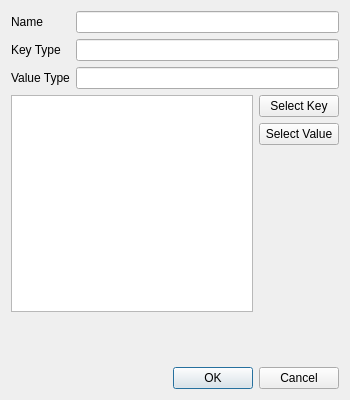
telefonicaid/fiware-cosmos-platform, file libs/delilah/gui/forms/CreateKVQueueDlg.ui: the form before one commit.
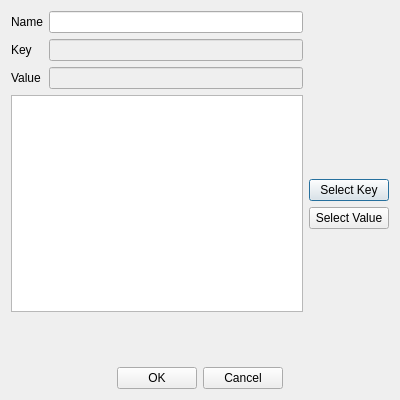
The form after the commit.

Commit message: Anna's commit. Unified dialogs.

What changed in the file:
```diff
--- a/libs/delilah/gui/forms/CreateKVQueueDlg.ui
+++ b/libs/delilah/gui/forms/CreateKVQueueDlg.ui
@@ -6,63 +6,18 @@
    <rect>
     <x>0</x>
     <y>0</y>
-    <width>350</width>
+    <width>400</width>
     <height>400</height>
    </rect>
   </property>
   <property name="windowTitle">
    <string>Create Queue</string>
   </property>
-  <layout class="QVBoxLayout" name="verticalLayout_2" stretch="0,1,0,0">
+  <layout class="QVBoxLayout" name="verticalLayout_2" stretch="1,0,0">
    <item>
-    <layout class="QGridLayout" name="gridLayout">
-     <item row="0" column="0">
-      <widget class="QLabel" name="nameLabel">
-       <property name="text">
-        <string>Name</string>
-       </property>
-      </widget>
-     </item>
-     <item row="0" column="1">
-      <widget class="QLineEdit" name="nameLineEdit"/>
-     </item>
-     <item row="1" column="0">
-      <widget class="QLabel" name="keyLabel">
-       <property name="text">
-        <string>Key Type</string>
-       </property>
-      </widget>
-     </item>
+    <layout class="QGridLayout" name="settingsGridLayout" rowstretch="0,0,0" columnstretch="0,0,0">
      <item row="2" column="0">
-      <widget class="QLabel" name="valueLabel">
-       <property name="text">
-        <string>Value Type</string>
-       </property>
-      </widget>
-     </item>
-     <item row="1" column="1">
-      <widget class="QLineEdit" name="keyLineEdit">
-       <property name="readOnly">
-        <bool>true</bool>
-       </property>
-      </widget>
-     </item>
-     <item row="2" column="1">
-      <widget class="QLineEdit" name="valueLineEdit">
-       <property name="readOnly">
-        <bool>true</bool>
-       </property>
-      </widget>
-     </item>
-    </layout>
-   </item>
-   <item>
-    <layout class="QHBoxLayout" name="treeWidgetHorizontalLayout" stretch="0,0">
-     <item>
       <widget class="QTreeWidget" name="dataTypeTreeWidget">
-       <property name="columnCount">
-        <number>1</number>
-       </property>
        <attribute name="headerVisible">
         <bool>false</bool>
        </attribute>
@@ -76,8 +31,21 @@
        </column>
       </widget>
      </item>
-     <item>
+     <item row="2" column="1">
       <layout class="QVBoxLayout" name="selectionButtonsVerticalLayout">
+       <item>
+        <spacer name="selectionButtonsUpperVerticalSpacer">
+         <property name="orientation">
+          <enum>Qt::Vertical</enum>
+         </property>
+         <property name="sizeHint" stdset="0">
+          <size>
+           <width>20</width>
+           <height>40</height>
+          </size>
+         </property>
+        </spacer>
+       </item>
        <item>
         <widget class="QPushButton" name="selectKeyButton">
          <property name="text">
@@ -107,6 +75,75 @@
        </item>
       </layout>
      </item>
+     <item row="0" column="0">
+      <layout class="QGridLayout" name="lineEditsGridLayout">
+       <item row="0" column="1">
+        <widget class="QLineEdit" name="nameLineEdit"/>
+       </item>
+       <item row="0" column="0">
+        <widget class="QLabel" name="nameLabel">
+         <property name="text">
+          <string>Name</string>
+         </property>
+        </widget>
+       </item>
+       <item row="1" column="0">
+        <widget class="QLabel" name="keyLabel">
+         <property name="text">
+          <string>Key</string>
+         </property>
+        </widget>
+       </item>
+       <item row="1" column="1">
+        <widget class="QLineEdit" name="keyLineEdit">
+         <property name="enabled">
+          <bool>false</bool>
+         </property>
+         <property name="cursor">
+          <cursorShape>ArrowCursor</cursorShape>
+         </property>
+         <property name="autoFillBackground">
+          <bool>false</bool>
+         </property>
+         <property name="frame">
+          <bool>true</bool>
+         </property>
+         <property name="dragEnabled">
+          <bool>false</bool>
+         </property>
+         <property name="readOnly">
+          <bool>true</bool>
+         </property>
+        </widget>
+       </item>
+       <item row="2" column="1">
+        <widget class="QLineEdit" name="valueLineEdit">
+         <property name="enabled">
+          <bool>false</bool>
+         </property>
+         <property name="cursor">
+          <cursorShape>ArrowCursor</cursorShape>
+         </property>
+         <property name="focusPolicy">
+          <enum>Qt::NoFocus</enum>
+         </property>
+         <property name="frame">
+          <bool>true</bool>
+         </property>
+         <property name="readOnly">
+          <bool>true</bool>
+         </property>
+        </widget>
+       </item>
+       <item row="2" column="0">
+        <widget class="QLabel" name="valueLabel">
+         <property name="text">
+          <string>Value</string>
+         </property>
+        </widget>
+       </item>
+      </layout>
+     </item>
     </layout>
    </item>
    <item>
@@ -137,11 +174,48 @@
     </layout>
    </item>
    <item>
-    <widget class="QDialogButtonBox" name="buttonBox">
-     <property name="standardButtons">
-      <set>QDialogButtonBox::Cancel|QDialogButtonBox::Ok</set>
-     </property>
-    </widget>
+    <layout class="QHBoxLayout" name="buttonsHorizontalLayout">
+     <item>
+      <spacer name="buttonsLeftHorizontalSpacer">
+       <property name="orientation">
+        <enum>Qt::Horizontal</enum>
+       </property>
+       <property name="sizeHint" stdset="0">
+        <size>
+         <width>40</width>
+         <height>20</height>
+        </size>
+       </property>
+      </spacer>
+     </item>
+     <item>
+      <widget class="QPushButton" name="acceptButton">
+       <property name="text">
+        <string>OK</string>
+       </property>
+      </widget>
+     </item>
+     <item>
+      <widget class="QPushButton" name="rejectButton">
+       <property name="text">
+        <string>Cancel</string>
+       </property>
+      </widget>
+     </item>
+     <item>
+      <spacer name="buttonsRightHorizontalSpacer_2">
+       <property name="orientation">
+        <enum>Qt::Horizontal</enum>
+       </property>
+       <property name="sizeHint" stdset="0">
+        <size>
+         <width>40</width>
+         <height>20</height>
+        </size>
+       </property>
+      </spacer>
+     </item>
+    </layout>
    </item>
   </layout>
  </widget>
```
Left out of the diff: 22 changed lines with no effect on the pictures. The commit also changes 3 other files.
